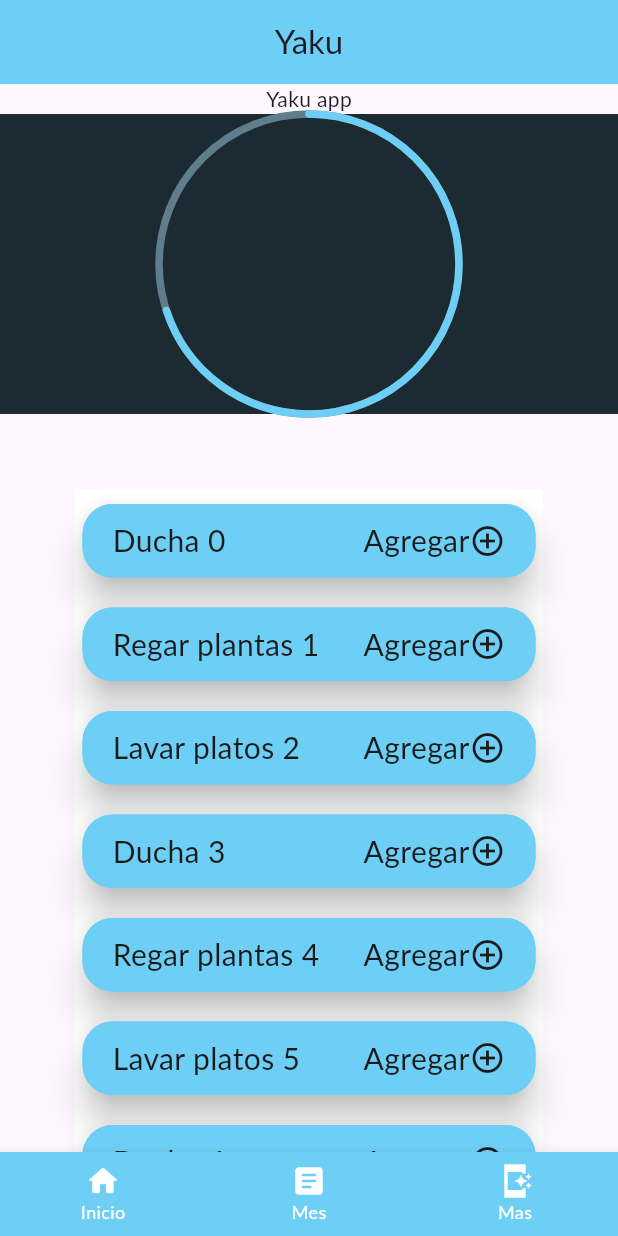
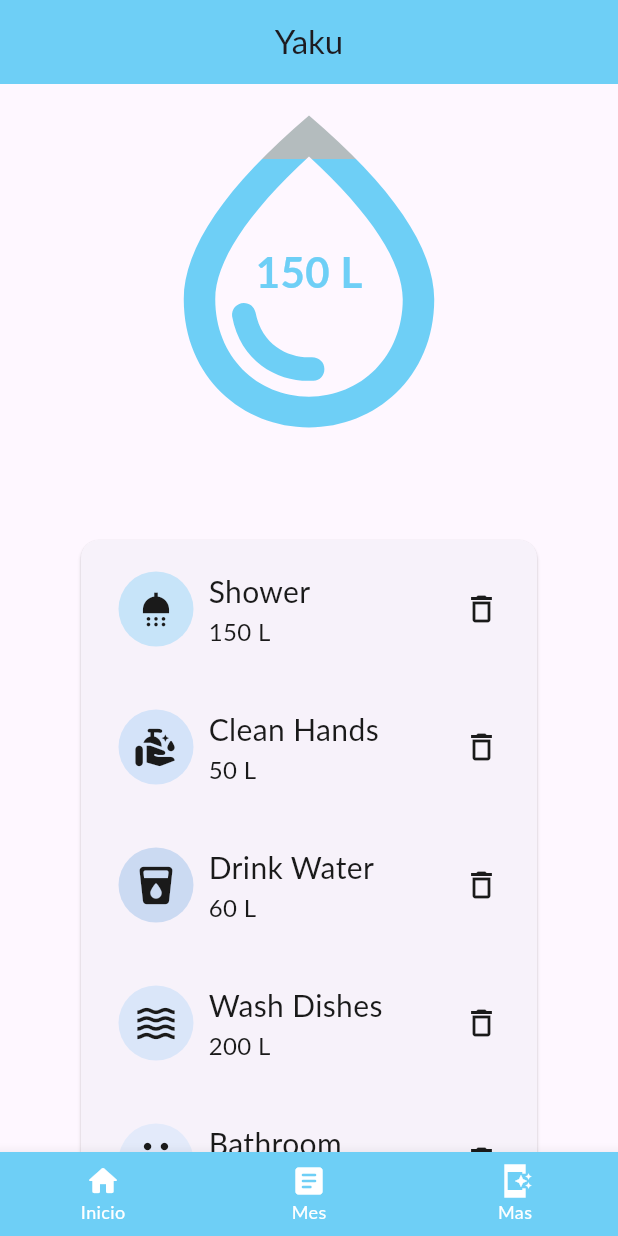
Before and after one commit to Maxaplays/agua_project, a Flutter app: the screen it shows after launch, on a phone screen of 412 x 824 dp. Run offline on Flutter 3.47's test engine with Material 3 defaults, Android fonts, the light colour scheme and no system bars; Roboto replaces fonts that are missing (Lato).

Commit message:
upgraded list presentation, added waterdrop with fill, put the box for total consumed

```diff
--- a/lib/main.dart
+++ b/lib/main.dart
@@ -1,5 +1,5 @@
 import 'package:agua_project/ui/ui_main.dart';
-import 'package:agua_project/style/colors.dart';
+import 'package:agua_project/theme/colors.dart';
 import 'package:flutter/material.dart';
 
 void main() {
--- /dev/null
+++ b/lib/models/water_item.dart
@@ -0,0 +1,15 @@
+import 'package:flutter/material.dart';
+
+class WaterItem {
+  final String name;
+  final IconData icon;
+  final int value;
+  final Color color;
+
+  WaterItem({
+    required this.name,
+    required this.icon,
+    required this.value,
+    this.color = Colors.blue,
+  });
+}
--- a/lib/pages/home/home_page.dart
+++ b/lib/pages/home/home_page.dart
@@ -1,5 +1,6 @@
 import 'package:flutter/material.dart';
-import 'package:agua_project/style/colors.dart';
+import 'package:agua_project/theme/colors.dart';
+import 'package:agua_project/models/water_item.dart';
 
 class Home extends StatefulWidget {
   const Home({super.key});
@@ -9,23 +10,48 @@ class Home extends StatefulWidget {
 }
 
 class _HomeState extends State<Home> {
-  final List<String> items = [
-    'Ducha',
-    'Regar plantas',
-    'Lavar platos',
-    'Ducha',
-    'Regar plantas',
-    'Lavar platos',
-    'Ducha',
-    'Regar plantas',
-    'Lavar platos',
-    'Ducha',
-    'Regar plantas',
-    'Lavar platos',
-    'Ducha',
-    'Regar plantas',
-    'Lavar platos',
+  final List<WaterItem> waterItems = [
+    WaterItem(
+      name: "Shower",
+      icon: Icons.shower,
+      value: 150,
+      color: Colors.lightBlue,
+    ),
+    WaterItem(
+      name: "Clean Hands",
+      icon: Icons.clean_hands_rounded,
+      value: 50,
+      color: Colors.blue.shade400,
+    ),
+    WaterItem(
+      name: "Drink Water",
+      icon: Icons.local_drink_rounded,
+      value: 60,
+      color: Colors.blue.shade700,
+    ),
+    WaterItem(
+      name: "Wash Dishes",
+      icon: Icons.waves_sharp,
+      value: 200,
+      color: Colors.blue.shade300,
+    ),
+    WaterItem(
+      name: "Bathroom",
+      icon: Icons.wc_sharp,
+      value: 110,
+      color: Colors.blue.shade200,
+    ),
+    WaterItem(
+      name: "Wash Clothes",
+      icon: Icons.local_laundry_service_rounded,
+      value: 300,
+    ),
   ];
+  @override
+  void initState() {
+    super.initState();
+  }
+
   @override
   Widget build(BuildContext context) {
     return SingleChildScrollView(
@@ -34,28 +60,50 @@ class _HomeState extends State<Home> {
           crossAxisAlignment: CrossAxisAlignment.start,
           mainAxisSize: MainAxisSize.min,
           children: [
-            Center(child: const Text("Yaku app")),
-            Container(
+            SizedBox(
               width: MediaQuery.of(context).size.width,
-              height: 200,
-              color: const Color.fromARGB(255, 27, 43, 49),
-              child: Center(
-                child: AspectRatio(
-                  aspectRatio: 1,
-                  child: CircularProgressIndicator(
-                    value: 0.7,
-                    strokeWidth: 5,
-                    color: AppColors.primaryMain,
-                    backgroundColor: Colors.blueGrey,
-                    strokeCap: StrokeCap.round,
+              height: 250,
+              child: Stack(
+                alignment: Alignment.center,
+                children: [
+                  ShaderMask(
+                    shaderCallback: (Rect bounds) {
+                      double percent = 0.2; // Value for gradient
+
+                      return LinearGradient(
+                        begin: Alignment.topCenter,
+                        end: Alignment.bottomCenter,
+                        colors: [
+                          AppColors.primaryGrey,
+                          AppColors.primaryGrey,
+                          AppColors.primaryMain,
+                          AppColors.primaryMain,
+                        ],
+                        stops: [0.0, percent, percent, 1.0],
+                      ).createShader(bounds);
+                    },
+                    blendMode: BlendMode.srcIn,
+                    child: Icon(
+                      Icons.water_drop_outlined,
+                      size: 250,
+                      color: Colors.white,
                     ),
                   ),
+                  Text(
+                    "150 L",
+                    style: TextStyle(
+                      color: AppColors.primaryMain,
+                      fontSize: 28,
+                      fontWeight: FontWeight.bold,
+                    ),
+                  ),
+                ],
               ),
             ),
             Container(
               width: MediaQuery.of(context).size.width,
               margin: EdgeInsets.all(50),
-              color: Colors.white,
+              child: Card(
                 child: Column(
                   crossAxisAlignment: CrossAxisAlignment.start,
                   mainAxisSize: MainAxisSize.min,
@@ -64,15 +112,11 @@ class _HomeState extends State<Home> {
                       physics: NeverScrollableScrollPhysics(),
                       scrollDirection: Axis.vertical,
                       shrinkWrap: true,
+                      itemCount: waterItems.length,
                       itemBuilder: (context, position) => Column(
                         children: <Widget>[
                           Card(
-                          color: Theme.of(context).primaryColor,
-                          shape: RoundedRectangleBorder(
-                            borderRadius: BorderRadius.circular(20.0),
-                          ),
-                          elevation: 10,
-                          shadowColor: Colors.black,
+                            elevation: 0,
                             margin: const EdgeInsets.only(
                               top: 10.0,
                               bottom: 10,
@@ -83,7 +127,6 @@ class _HomeState extends State<Home> {
                               children: [
                                 Container(
                                   decoration: BoxDecoration(
-                                  color: Theme.of(context).primaryColor,
                                     borderRadius: BorderRadius.all(
                                       Radius.circular(20),
                                     ),
@@ -99,30 +142,57 @@ class _HomeState extends State<Home> {
                                       mainAxisAlignment:
                                           MainAxisAlignment.spaceBetween,
                                       children: [
+                                        Row(
+                                          children: [
+                                            Container(
+                                              width: 50,
+                                              height: 50,
+                                              decoration: BoxDecoration(
+                                                color: waterItems[position]
+                                                    .color
+                                                    .withAlpha(50),
+                                                shape: BoxShape.circle,
+                                              ),
+                                              child: Icon(
+                                                waterItems[position].icon,
+                                                color: AppColors.textPrimary,
+                                                size: 30,
+                                              ),
+                                            ),
+                                            const SizedBox(width: 10),
+                                            Column(
+                                              crossAxisAlignment:
+                                                  CrossAxisAlignment.start,
+                                              children: [
                                                 Text(
-                                        items[position] +
-                                            " " +
-                                            position.toString(),
+                                                  waterItems[position].name,
                                                   style: TextStyle(
-                                          color: AppColors.textPrimary,
+                                                    color:
+                                                        AppColors.textPrimary,
                                                     fontSize: 20,
                                                   ),
                                                 ),
+                                                Text(
+                                                  "${waterItems[position].value} L",
+                                                  style: TextStyle(
+                                                    color:
+                                                        AppColors.textPrimary,
+                                                    fontSize: 16,
+                                                  ),
+                                                ),
+                                              ],
+                                            ),
+                                          ],
+                                        ),
+
                                         GestureDetector(
                                           onTap: () {
-                                          print("Tap");
+                                            print(waterItems[position].name);
                                           },
                                           child: Row(
                                             children: [
-                                            Text(
-                                              "Agregar",
-                                              style: TextStyle(
-                                                color: AppColors.textPrimary,
-                                                fontSize: 20,
-                                              ),
-                                            ),
                                               Icon(
-                                              Icons.add_circle_outline_sharp,
+                                                Icons.delete_outline_outlined,
                                                 color: AppColors.textPrimary,
                                               ),
                                             ],
@@ -137,9 +207,28 @@ class _HomeState extends State<Home> {
                           ),
                         ],
                       ),
-                    itemCount: items.length,
                     ),
                   ],
+                ),
+              ),
+            ),
+            SizedBox(
+              height: 120,
+              child: Container(
+                decoration: BoxDecoration(
+                  color: AppColors.primaryMain,
+                  borderRadius: BorderRadius.circular(20),
+                ),
+                width: double.infinity,
+                margin: EdgeInsets.symmetric(
+                  horizontal: MediaQuery.of(context).size.width * 0.20,
+                ),
+                child: Center(
+                  child: Text(
+                    "Total consumed: 600L",
+                    style: TextStyle(color: Colors.white, fontSize: 18),
+                  ),
+                ),
               ),
             ),
           ],
--- a/lib/style/colors.dart
+++ b/lib/theme/colors.dart
@@ -2,5 +2,7 @@ import 'package:flutter/material.dart';
 
 class AppColors {
   static const primaryMain = Color(0xFF6ECFF6);
+  static const primaryGrey = Color.fromARGB(255, 180, 188, 190);
+
   static const textPrimary = Color(0xFF1A1A1A);
 }
```
Lines whose indentation alone changed are shown as unchanged.
